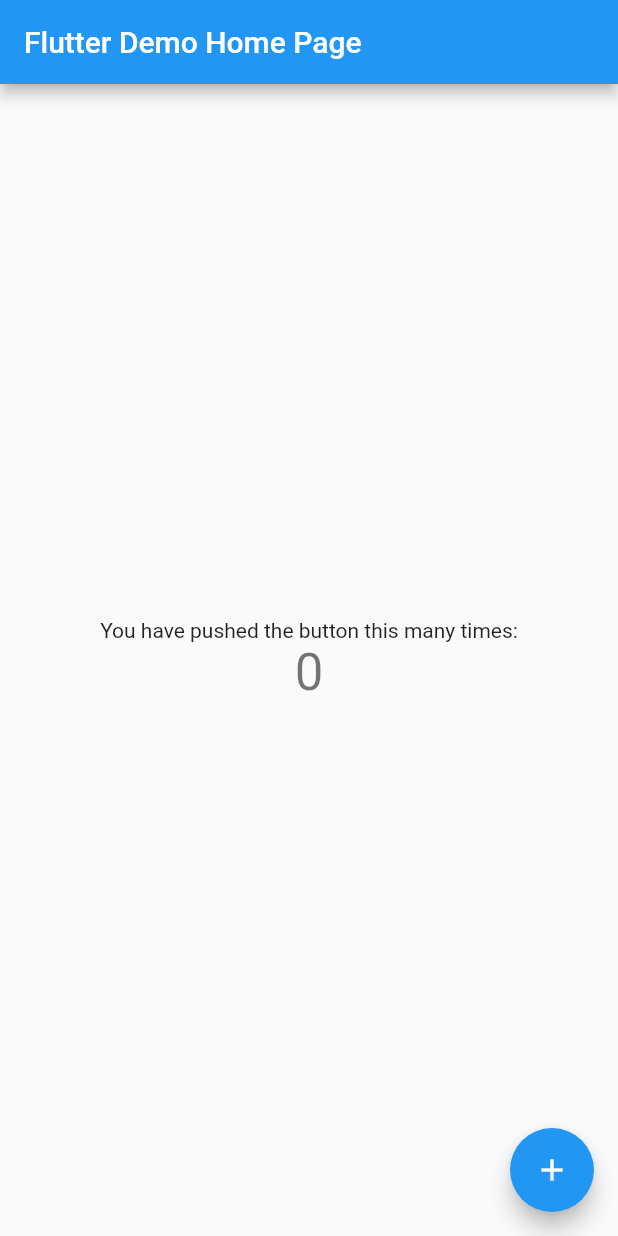
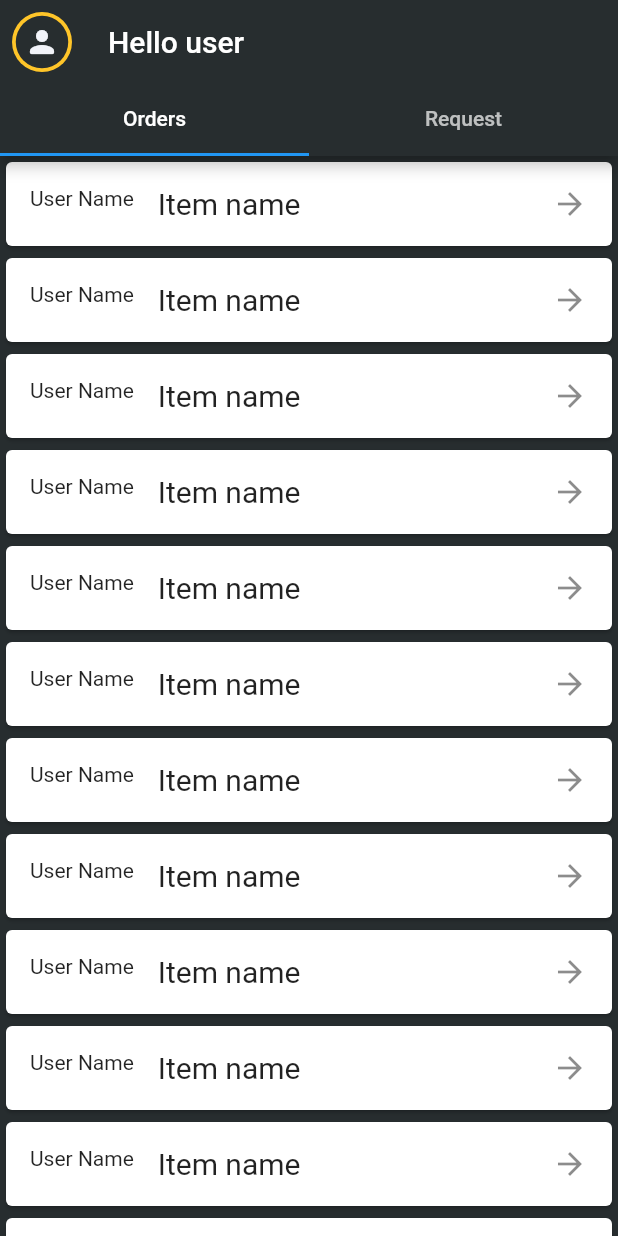
Before and after one commit to CodeByTitan/dineadmin, a Flutter app: the screen it shows after launch, on a phone screen of 412 x 824 dp. Run offline on Flutter 3.47's test engine with Material 2 defaults, Android fonts, the phone set to English and light mode, and no system bars.

Commit message:
added tabbar for admin.

```diff
--- a/lib/main.dart
+++ b/lib/main.dart
@@ -1,3 +1,4 @@
+import 'package:dineadmin/screens/admindashboard.dart';
 import 'package:flutter/material.dart';
 
 void main() {
@@ -11,105 +12,7 @@
   @override
   Widget build(BuildContext context) {
     return MaterialApp(
-      title: 'Flutter Demo',
-      theme: ThemeData(
-        // This is the theme of your application.
-        //
-        // Try running your application with "flutter run". You'll see the
-        // application has a blue toolbar. Then, without quitting the app, try
-        // changing the primarySwatch below to Colors.green and then invoke
-        // "hot reload" (press "r" in the console where you ran "flutter run",
-        // or simply save your changes to "hot reload" in a Flutter IDE).
-        // Notice that the counter didn't reset back to zero; the application
-        // is not restarted.
-        primarySwatch: Colors.blue,
-      ),
-      home: const MyHomePage(title: 'Flutter Demo Home Page'),
+       home: const AdminDashboard(),
     );
   }
 }
-
-class MyHomePage extends StatefulWidget {
-  const MyHomePage({super.key, required this.title});
-
-  // This widget is the home page of your application. It is stateful, meaning
-  // that it has a State object (defined below) that contains fields that affect
-  // how it looks.
-
-  // This class is the configuration for the state. It holds the values (in this
-  // case the title) provided by the parent (in this case the App widget) and
-  // used by the build method of the State. Fields in a Widget subclass are
-  // always marked "final".
-
-  final String title;
-
-  @override
-  State<MyHomePage> createState() => _MyHomePageState();
-}
-
-class _MyHomePageState extends State<MyHomePage> {
-  int _counter = 0;
-
-  void _incrementCounter() {
-    setState(() {
-      // This call to setState tells the Flutter framework that something has
-      // changed in this State, which causes it to rerun the build method below
-      // so that the display can reflect the updated values. If we changed
-      // _counter without calling setState(), then the build method would not be
-      // called again, and so nothing would appear to happen.
-      _counter++;
-    });
-  }
-
-  @override
-  Widget build(BuildContext context) {
-    // This method is rerun every time setState is called, for instance as done
-    // by the _incrementCounter method above.
-    //
-    // The Flutter framework has been optimized to make rerunning build methods
-    // fast, so that you can just rebuild anything that needs updating rather
-    // than having to individually change instances of widgets.
-    return Scaffold(
-      appBar: AppBar(
-        // Here we take the value from the MyHomePage object that was created by
-        // the App.build method, and use it to set our appbar title.
-        title: Text(widget.title),
-      ),
-      body: Center(
-        // Center is a layout widget. It takes a single child and positions it
-        // in the middle of the parent.
-        child: Column(
-          // Column is also a layout widget. It takes a list of children and
-          // arranges them vertically. By default, it sizes itself to fit its
-          // children horizontally, and tries to be as tall as its parent.
-          //
-          // Invoke "debug painting" (press "p" in the console, choose the
-          // "Toggle Debug Paint" action from the Flutter Inspector in Android
-          // Studio, or the "Toggle Debug Paint" command in Visual Studio Code)
-          // to see the wireframe for each widget.
-          //
-          // Column has various properties to control how it sizes itself and
-          // how it positions its children. Here we use mainAxisAlignment to
-          // center the children vertically; the main axis here is the vertical
-          // axis because Columns are vertical (the cross axis would be
-          // horizontal).
-          mainAxisAlignment: MainAxisAlignment.center,
-          children: <Widget>[
-            const Text(
-              'You have pushed the button this many times:',
-            ),
-            Text(
-              '$_counter',
-              style: Theme.of(context).textTheme.headline4,
-            ),
-          ],
-        ),
-      ),
-      floatingActionButton: FloatingActionButton(
-        onPressed: _incrementCounter,
-        tooltip: 'Increment',
-        child: const Icon(Icons.add),
-      ), // This trailing comma makes auto-formatting nicer for build methods.
-    );
-  }
-}
--- /dev/null
+++ b/lib/screens/admindashboard.dart
@@ -0,0 +1,80 @@
+import 'package:dineadmin/screens/orders_tabscreen.dart';
+import 'package:dineadmin/screens/request_tabscreen.dart';
+import 'package:dineadmin/utils/app_constant.dart';
+import 'package:flutter/material.dart';
+import 'package:flutter/src/widgets/container.dart';
+import 'package:flutter/src/widgets/framework.dart';
+
+class AdminDashboard extends StatefulWidget {
+  const AdminDashboard({super.key});
+
+  @override
+  State<AdminDashboard> createState() => _AdminDashboardState();
+}
+
+class _AdminDashboardState extends State<AdminDashboard> {
+  @override
+  Widget build(BuildContext context) {
+    return DefaultTabController(
+      length: 2,
+      child: Scaffold(
+        backgroundColor: AppConstant.backgroundColor,
+       appBar: AppBar(
+        backgroundColor: AppConstant.backgroundColor,
+          title: Text(
+            "Hello user"
+           // 'Good ${greeting()} user!',
+          ),
+          centerTitle: false,
+          leading: Builder(
+            builder: (BuildContext context) {
+              return Padding(
+                padding: const EdgeInsets.all(8.0),
+                child: CircleAvatar(
+                  backgroundColor: AppConstant.primaryColor,
+                  child: CircleAvatar(
+                    radius: 17.5,
+                    backgroundColor: AppConstant.backgroundColor,
+                    // backgroundImage: widget.userData['photoURL'].isNotEmpty
+                    //     ? NetworkImage(widget.userData['photoURL'].toString())
+                    //     : null,
+                    child: IconButton(
+                      padding: EdgeInsets.zero,
+                      onPressed: () {
+                        Scaffold.of(context).openDrawer();
+                      },
+                      icon: const Icon(
+                        Icons.person_rounded,
+                        color: AppConstant.titlecolor,
+                      ),
+                    ),
+                  ),
+                ),
+              );
+            },
+          ),
+           bottom: TabBar(
+            tabs: [
+              Tab(
+               // icon: Icon(Icons.home_filled),
+                text: "Orders",
+              ),
+              Tab(
+              //  icon: Icon(Icons.account_box_outlined),
+                text: "Request",
+              ),
+
+            ],
+          ),
+        ),
+    body:  TabBarView(
+          children: [
+           OrdersTabScreen(),
+            RequesttabScreen()
+          ],
+        ),
+      ),
+
+    );
+  }
+}
--- /dev/null
+++ b/lib/screens/orders_tabscreen.dart
@@ -0,0 +1,43 @@
+import 'package:dineadmin/screens/order_detailscreen.dart';
+import 'package:dineadmin/utils/app_constant.dart';
+import 'package:flutter/material.dart';
+import 'package:flutter/src/widgets/container.dart';
+import 'package:flutter/src/widgets/framework.dart';
+
+class OrdersTabScreen extends StatefulWidget {
+  const OrdersTabScreen({super.key});
+
+  @override
+  State<OrdersTabScreen> createState() => _OrdersTabScreenState();
+}
+
+class _OrdersTabScreenState extends State<OrdersTabScreen> {
+  @override
+  Widget build(BuildContext context) {
+    return Scaffold(
+ backgroundColor: AppConstant.backgroundColor,
+       body: GestureDetector(
+        onTap: () { Navigator.push(
+                      context,
+                      MaterialPageRoute(
+                        builder: (context) => const OrderDetailsScreen(),
+                      ),
+                    );},
+         child: ListView.builder(
+            itemCount: 15,
+            itemBuilder: (BuildContext context, int index) {
+              return Card(
+                child: ListTile(
+                   leading: const Text("User Name"),
+                    trailing:Icon(Icons.arrow_forward),
+                    title: Text("Item name",
+                    style: TextStyle(
+                      fontSize: 20
+                    ),)),
+              );
+            }),
+       ),
+    );
+
+  }
+}
--- /dev/null
+++ b/lib/utils/app_constant.dart
@@ -0,0 +1,9 @@
+import 'package:flutter/material.dart';
+
+mixin AppConstant {
+  static const Color primaryColor = Color(0xFFFFC529);
+  static const Color secondaryColor = Color(0xFFFF2525);
+  static const Color titlecolor = Color(0xFFF1F3F9);
+  static const Color subtitlecolor = Color(0xFFFFFFFF);
+  static const Color backgroundColor = Color(0xFF272D2F);
+}
```
Also changed, not shown: lib/screens/order_detailscreen.dart (added, +27 -0 lines), lib/screens/request_tabscreen.dart (added, +54 -0 lines).
